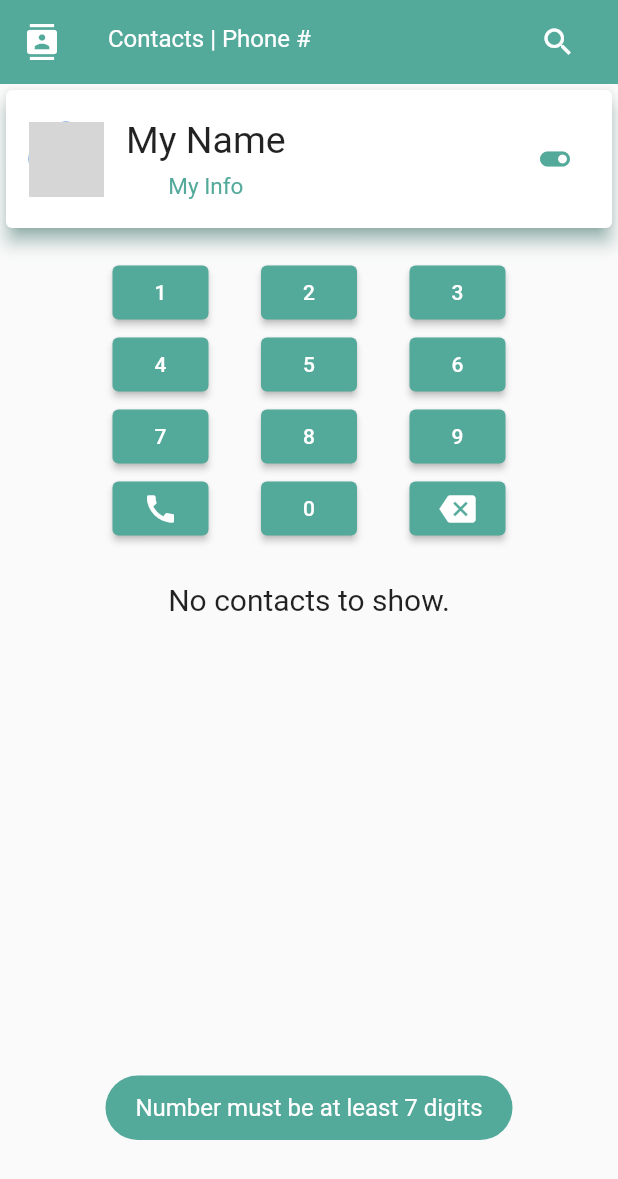
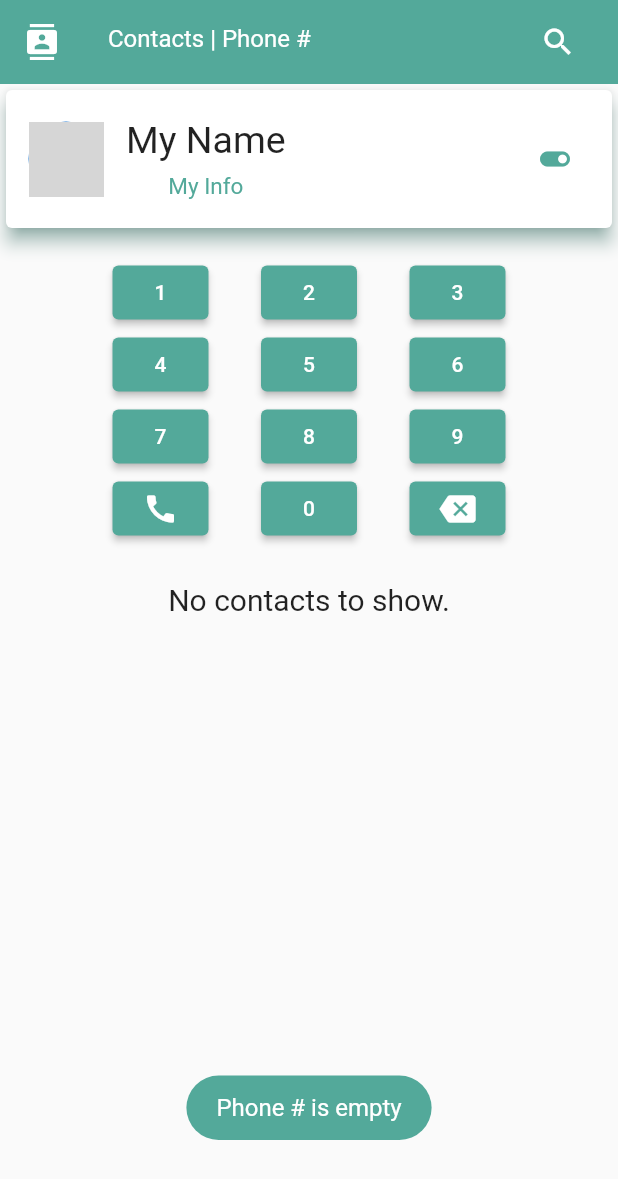
Before and after one commit to BrianJr03/myContacts, a Flutter app: the screen it shows after launch, after a tap on the "toggle off" icon, after a tap on the "call" icon, on a phone screen of 412 x 824 dp. Shown: the top 1179 px of the screen. Run offline on Flutter 3.47's test engine with Material 2 defaults, Android fonts, the phone set to English and light mode, and no system bars; our stand-ins replace auto_size_text, flutter_contacts, fluttertoast, grouped_list, image_picker, shared_preferences; missing offline and left inert: flutter_phone_direct_caller; grey boxes are pictures that could not be loaded.

Commit message:
fixes contact duplication bug

```diff
--- a/contacts_screen/lib/pages/contacts_page/contacts_page.dart
+++ b/contacts_screen/lib/pages/contacts_page/contacts_page.dart
@@ -1,6 +1,5 @@
 import 'dart:io';
 import '/theme/colors.dart';
-import '/util/format/format.dart';
 import '/util/dialog.dart/dialog.dart';
 
 import 'package:flutter/material.dart';
@@ -178,13 +177,7 @@ class _ContactsPageState extends State<ContactsPage> {
             });
             _saveMyNameAndInfo();
           } else {
-            Fluttertoast.showToast(
-                msg: "Please provide name and info",
-                toastLength: Toast.LENGTH_SHORT,
-                timeInSecForIosWeb: 1,
-                backgroundColor: ColorsPlus.secondaryColor,
-                textColor: ColorsPlus.primaryColor,
-                fontSize: 16.0);
+            _showToast("Please provide name and info");
           }
         },
         onCancelTap: () {},
@@ -281,7 +274,9 @@ class _ContactsPageState extends State<ContactsPage> {
           Row(
             mainAxisAlignment: MainAxisAlignment.center,
             children: [
-              _makeCallBTN(phoneNumber: _searchBarContr.text),
+              _makeCallBTN(
+                  phoneNumber: _searchBarContr.text,
+                  contact: _searchBarContr.text),
               const SizedBox(width: 35),
               _dialerButton("0"),
               const SizedBox(width: 35),
@@ -307,7 +302,8 @@ class _ContactsPageState extends State<ContactsPage> {
           title: AutoSizeText.rich(DialogPlus.contactDialogTitle(contact)),
           content: Column(
             children: [
-              _makeCallBTN(phoneNumber: contact['phone']),
+              _makeCallBTN(
+                  phoneNumber: contact['phone'], contact: contact['name']),
               _createSmsBTN(phoneNumber: contact['phone']),
               _sendEmailBTN(emailAddress: contact['email'])
             ],
@@ -454,7 +450,9 @@ class _ContactsPageState extends State<ContactsPage> {
           numToContact.length <= 11)
         Column(
           children: [
-            if (!_isDialerShown) _makeCallBTN(phoneNumber: numToContact),
+            if (!_isDialerShown)
+              _makeCallBTN(
+                  phoneNumber: numToContact, contact: _searchBarContr.text),
             _createSmsBTN(phoneNumber: numToContact)
           ],
         )
@@ -466,28 +464,35 @@ class _ContactsPageState extends State<ContactsPage> {
   /// If [noMatchingContact] is true, a dialog box will appear after a button
   /// press, allowing the user to confirm their decision to call
   /// an unknown number.
-  ElevatedButton _makeCallBTN({required String phoneNumber}) {
+  ElevatedButton _makeCallBTN(
+      {required String phoneNumber, required String contact}) {
     return ElevatedButton(
         style: ButtonStyle(
             backgroundColor:
                 MaterialStateProperty.all(ColorsPlus.secondaryColor)),
         onPressed: () {
-          if (int.tryParse(_searchBarContr.text) != null &&
-              _searchBarContr.text.length >= 7) {
+          if (phoneNumber.isNotEmpty) {
             DialogPlus.showDialogPlus(
                 content: AutoSizeText.rich(TextSpan(
-                    text: 'This will call ',
+                    text: 'Call ',
                     style: const TextStyle(
                         fontSize: 20,
                         fontWeight: FontWeight.bold,
                         color: Colors.black),
                     children: [
                       TextSpan(
-                          text: FormatPlus.formatPhoneNumber(phoneNumber),
+                          text: contact,
                           style: TextStyle(
                               fontSize: 20,
                               fontWeight: FontWeight.bold,
-                              color: ColorsPlus.secondaryColor))
+                              color: ColorsPlus.secondaryColor),
+                          children: const [
+                            TextSpan(
+                              text: ' ?',
+                              style:
+                                  TextStyle(fontSize: 20, color: Colors.black),
+                            )
+                          ])
                     ])),
                 context: context,
                 onCancelTap: () {},
@@ -499,13 +504,7 @@ class _ContactsPageState extends State<ContactsPage> {
                 submitText: 'Call',
                 title: const Text("Make Call"));
           } else {
-            Fluttertoast.showToast(
-                msg: "Number must be at least 7 digits",
-                toastLength: Toast.LENGTH_SHORT,
-                timeInSecForIosWeb: 1,
-                backgroundColor: ColorsPlus.secondaryColor,
-                textColor: ColorsPlus.primaryColor,
-                fontSize: 16.0);
+            _showToast("Phone # is empty");
           }
         },
         child: Icon(Icons.call, color: ColorsPlus.primaryColor));
@@ -585,8 +584,13 @@ class _ContactsPageState extends State<ContactsPage> {
     if (emailAddress != "N/A") {
       launchUrlString('mailto:$emailAddress');
     }
+    _showToast("No email found for this contact");
+  }
+
+  /// Shows toast message to user.
+  _showToast(String msg) {
     Fluttertoast.showToast(
-        msg: "No email found for this contact",
+        msg: msg,
         toastLength: Toast.LENGTH_SHORT,
         timeInSecForIosWeb: 1,
         backgroundColor: ColorsPlus.secondaryColor,
@@ -625,9 +629,6 @@ class _ContactsPageState extends State<ContactsPage> {
                     suffixIcon:
                         Icon(Icons.search, color: ColorsPlus.primaryColor),
                   ),
-                  onChanged: (value) {
-                    _filterSearchResults(value);
-                  },
                 )),
             _myContactCard(),
             if (_isDialerShown) _dialer(),
```
